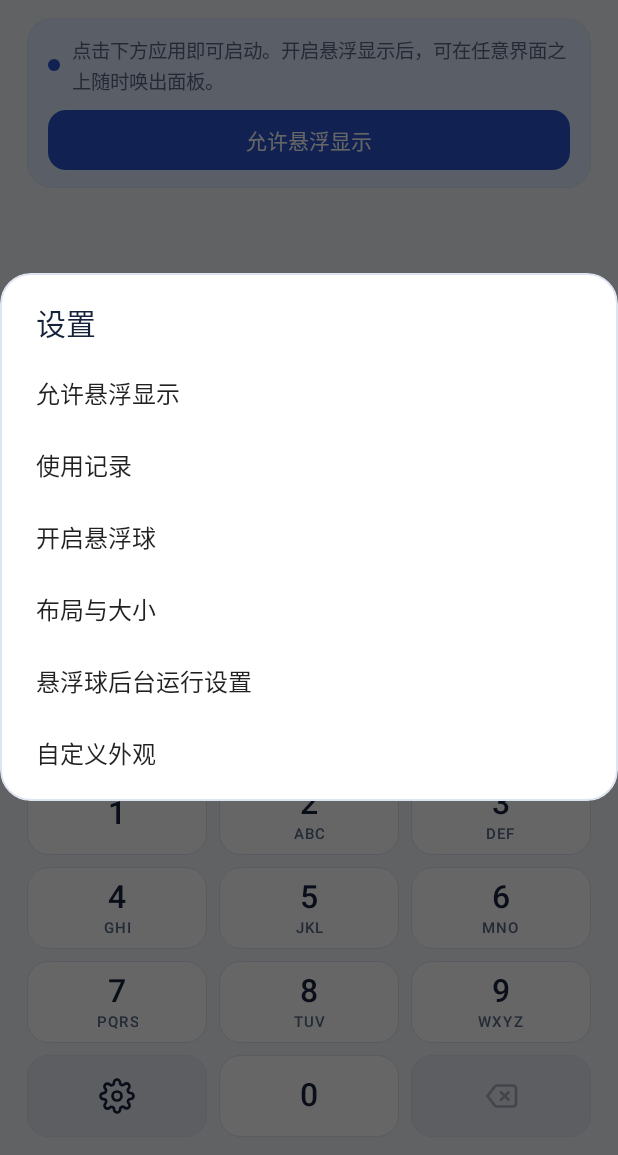
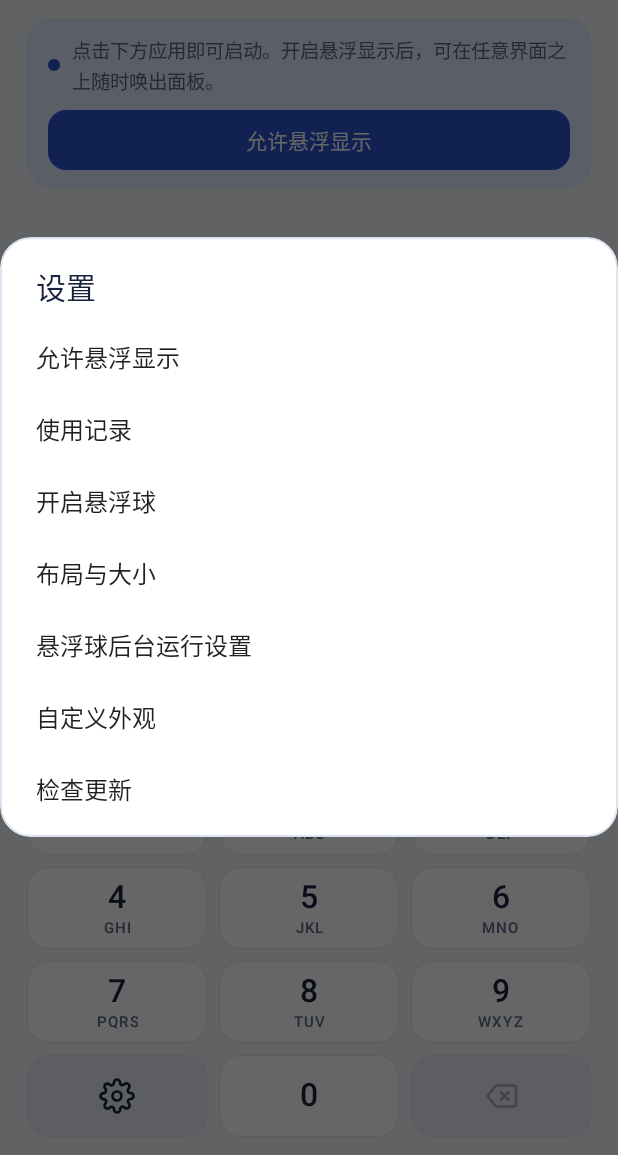
Before and after one commit to zhyipeng/sinan-android, an Android app: the screen it shows after launch (MainActivity), after a tap on "设置", on a phone screen of 412 x 824 dp, the part 81-1236 px from its top. Run offline under Robolectric (Android 15) with nearby library versions, the phone set to English and light mode, and no system bars; libraries missing offline, so code that uses them is left out: com.github.promeg.pinyinhelper.

Commit message:
发布司南正式 APK 并支持前台检查更新

```diff
--- a/app/src/main/AndroidManifest.xml
+++ b/app/src/main/AndroidManifest.xml
@@ -5,6 +5,7 @@
   <uses-permission android:name="android.permission.FOREGROUND_SERVICE_SPECIAL_USE" />
   <uses-permission android:name="android.permission.POST_NOTIFICATIONS" />
   <uses-permission android:name="android.permission.RECEIVE_BOOT_COMPLETED" />
+  <uses-permission android:name="android.permission.INTERNET" />
   <queries>
     <intent>
       <action android:name="android.intent.action.MAIN" />
--- a/app/src/main/java/dev/sinan/launcher/MainActivity.kt
+++ b/app/src/main/java/dev/sinan/launcher/MainActivity.kt
@@ -211,6 +211,7 @@ class MainActivity : Activity() {
 
     override fun onPause() {
         cancelBallRestore()
+        settingsActions.cancelUpdateCheck()
         super.onPause()
     }
 
@@ -219,6 +220,7 @@ class MainActivity : Activity() {
         cancelBallRestore()
         cancelBallRestore = (application as SinanApplication).ball.restoreWhenReady()
         if (::permission.isInitialized) {
+            settingsActions.checkForUpdates()
             val allowed = Settings.canDrawOverlays(this)
             permission.setText(if (allowed) R.string.open_panel else R.string.allow_overlay)
             description.setText(if (allowed) R.string.overlay_enabled else R.string.overlay_optional)
@@ -260,6 +262,7 @@ class MainActivity : Activity() {
                     getString(R.string.layout_settings),
                     getString(R.string.ball_background),
                     getString(R.string.appearance_images),
+                    getString(R.string.update_check),
                 ),
             ) { _, index ->
                 when (index) {
@@ -269,6 +272,7 @@ class MainActivity : Activity() {
                     3 -> settingsActions.showLayoutSettings()
                     4 -> settingsActions.showBallBackgroundSettings()
                     5 -> settingsActions.showCustomAppearance()
+                    6 -> settingsActions.checkForUpdates(manual = true)
                 }
             }.show()
     }
--- a/app/src/main/java/dev/sinan/launcher/PanelActivity.kt
+++ b/app/src/main/java/dev/sinan/launcher/PanelActivity.kt
@@ -146,6 +146,7 @@ class PanelActivity : Activity() {
 
     override fun onPause() {
         cancelBallRestore()
+        if (::settingsActions.isInitialized) settingsActions.cancelUpdateCheck()
         super.onPause()
     }
 
@@ -156,6 +157,7 @@ class PanelActivity : Activity() {
         if (::settingsPage.isInitialized) settingsPage.refresh()
         systemUiPending = false
         showPanel()
+        if (panel?.isShowing == true) settingsActions.checkForUpdates()
     }
 
     private fun showPanel() {
--- a/app/src/main/java/dev/sinan/launcher/SinanApplication.kt
+++ b/app/src/main/java/dev/sinan/launcher/SinanApplication.kt
@@ -8,6 +8,7 @@ import dev.sinan.launcher.ball.BallAppearanceStore
 import dev.sinan.launcher.ball.BallPositionStore
 import dev.sinan.launcher.ball.FloatingBallController
 import dev.sinan.launcher.ui.LayoutPreferencesStore
+import dev.sinan.launcher.update.UpdateChecker
 
 class SinanApplication : Application() {
     private val repository = lazy { AppRepository(this) }
@@ -19,6 +20,8 @@ class SinanApplication : Application() {
     val layoutPreferences by lazy { LayoutPreferencesStore(this) }
     val appearanceImages by lazy { AppearanceImageStore(this) }
 
+    internal val updates by lazy { UpdateChecker(this) }
+
     override fun onConfigurationChanged(newConfig: Configuration) {
         super.onConfigurationChanged(newConfig)
         if (repository.isInitialized()) apps.invalidate()
--- a/app/src/main/java/dev/sinan/launcher/ui/SettingsActions.kt
+++ b/app/src/main/java/dev/sinan/launcher/ui/SettingsActions.kt
@@ -12,10 +12,12 @@ import android.view.WindowManager
 import android.widget.LinearLayout
 import android.widget.ScrollView
 import android.widget.Toast
+import dev.sinan.launcher.BuildConfig
 import dev.sinan.launcher.R
 import dev.sinan.launcher.SinanApplication
 import dev.sinan.launcher.appearance.AppearanceImage
 import dev.sinan.launcher.ball.FloatingBallService
+import dev.sinan.launcher.update.UpdateChecker
 
 /** 两种宿主共享设置操作；面板中的确认窗沿用 Overlay 类型。 */
 class SettingsActions(
@@ -240,5 +242,54 @@ class SettingsActions(
         }
     }
 
+    private var updateRequestId = 0
+    private var checkingUpdate = false
+    private var checkingManually = false
+
+    fun cancelUpdateCheck() {
+        updateRequestId++
+        checkingUpdate = false
+    }
+
+    fun checkForUpdates(manual: Boolean = false) {
+        if (checkingUpdate && (!manual || checkingManually)) return
+        val requestId = ++updateRequestId
+        checkingUpdate = true
+        checkingManually = manual
+        if (manual) Toast.makeText(activity, R.string.update_checking, Toast.LENGTH_SHORT).show()
+        (activity.application as SinanApplication).updates.check(manual) { result ->
+            if (requestId != updateRequestId) return@check
+            checkingUpdate = false
+            if (activity.isFinishing || activity.isDestroyed || result == null) return@check
+            val release = result.getOrNull()
+            if (release != null) {
+                if (manual || !hasDialogs) showUpdate(release)
+            } else if (manual) {
+                val message = if (result.isSuccess) {
+                    activity.getString(R.string.update_current, BuildConfig.VERSION_NAME)
+                } else {
+                    activity.getString(R.string.update_failed)
+                }
+                Toast.makeText(activity, message, Toast.LENGTH_LONG).show()
+            }
+        }
+    }
+
+    private fun showUpdate(release: UpdateChecker.Release) {
+        dialogBuilder()
+            .setTitle(R.string.update_available)
+            .setMessage(activity.getString(R.string.update_available_message, BuildConfig.VERSION_NAME, release.version))
+            .setNegativeButton(R.string.update_later, null)
+            .setPositiveButton(R.string.update_download) { _, _ ->
+                try {
+                    beforeSystemUi()
+                    activity.startActivity(Intent(Intent.ACTION_VIEW, release.downloadUri).addCategory(Intent.CATEGORY_BROWSABLE))
+                } catch (_: ActivityNotFoundException) {
+                    onSystemUiFinished()
+                    Toast.makeText(activity, R.string.update_browser_failed, Toast.LENGTH_LONG).show()
+                }
+            }.showOwned()
+    }
+
     companion object { private const val BALL_NOTIFICATION_REQUEST = 210 }
 }
--- /dev/null
+++ b/app/src/main/java/dev/sinan/launcher/update/UpdateChecker.kt
@@ -0,0 +1,85 @@
+package dev.sinan.launcher.update
+
+import android.content.Context
+import android.net.Uri
+import android.os.Handler
+import android.os.Looper
+import dev.sinan.launcher.BuildConfig
+import org.json.JSONException
+import org.json.JSONObject
+import java.io.IOException
+import java.net.URL
+import java.util.concurrent.Executors
+import java.util.concurrent.TimeUnit
+import javax.net.ssl.HttpsURLConnection
+
+internal class UpdateChecker(private val context: Context) {
+    private val worker = Executors.newSingleThreadExecutor()
+    private val main = Handler(Looper.getMainLooper())
+
+    data class Release(val version: String, val downloadUri: Uri)
+
+    /** 返回 null 表示本次自动检查仍在冷却期。 */
+    fun check(manual: Boolean, onResult: (Result<Release?>?) -> Unit) {
+        worker.execute {
+            val preferences = context.getSharedPreferences("update-check", Context.MODE_PRIVATE)
+            val now = System.currentTimeMillis()
+            val elapsed = now - preferences.getLong("last-attempt", 0)
+            val result = if (!manual && elapsed in 0 until CHECK_INTERVAL_MS) {
+                null
+            } else {
+                preferences.edit().putLong("last-attempt", now).apply()
+                try {
+                    Result.success(fetchLatest())
+                } catch (error: IOException) {
+                    Result.failure(error)
+                } catch (error: JSONException) {
+                    Result.failure(error)
+                }
+            }
+            main.post { onResult(result) }
+        }
+    }
+
+    private fun fetchLatest(): Release? {
+        val connection = URL("https://api.github.com/repos/$REPOSITORY/releases/latest")
+            .openConnection() as HttpsURLConnection
+        try {
+            connection.connectTimeout = 5_000
+            connection.readTimeout = 5_000
+            connection.instanceFollowRedirects = false
+            connection.setRequestProperty("Accept", "application/vnd.github+json")
+            return when (connection.responseCode) {
+                200 -> connection.inputStream.bufferedReader(Charsets.UTF_8).use { parseRelease(JSONObject(it.readText())) }
+                404 -> null
+                else -> throw IOException("GitHub Releases 请求失败")
+            }
+        } finally {
+            connection.disconnect()
+        }
+    }
+
+    private fun parseRelease(response: JSONObject): Release? {
+        val tag = response.getString("tag_name")
+        if (!VERSION_TAG.matches(tag) || response.optBoolean("prerelease") || response.optBoolean("draft")) {
+            throw JSONException("发布版本无效")
+        }
+        val assets = response.getJSONArray("assets")
+        for (index in 0 until assets.length()) {
+            val asset = assets.getJSONObject(index)
+            if (asset.optString("state") != "uploaded") continue
+            val name = asset.getString("name")
+            val code = APK_NAME.matchEntire(name)?.groupValues?.get(1)?.toIntOrNull() ?: continue
+            if (code <= BuildConfig.VERSION_CODE) return null
+            return Release(tag.removePrefix("v"), Uri.parse("https://github.com/$REPOSITORY/releases/download/$tag/$name"))
+        }
+        throw JSONException("发布缺少 APK")
+    }
+
+    private companion object {
+        const val REPOSITORY = "zhyipeng/sinan-android"
+        val CHECK_INTERVAL_MS = TimeUnit.DAYS.toMillis(1)
+        val VERSION_TAG = Regex("""v[0-9]+\.[0-9]+\.[0-9]+""")
+        val APK_NAME = Regex("""sinan-([1-9][0-9]*)\.apk""")
+    }
+}
--- a/app/src/main/res/values/strings.xml
+++ b/app/src/main/res/values/strings.xml
@@ -87,4 +87,13 @@
   <string name="appearance_picker_failed">无法打开系统图片选择器</string>
   <string name="appearance_import_failed">无法导入图片，原外观已保留</string>
   <string name="appearance_reset_failed">无法恢复原外观，请重试</string>
+  <string name="update_check">检查更新</string>
+  <string name="update_checking">正在检查更新…</string>
+  <string name="update_current">已是最新版本（%1$s）</string>
+  <string name="update_failed">无法检查更新，请检查网络后重试</string>
+  <string name="update_available">发现新版本</string>
+  <string name="update_available_message">当前版本 %1$s，新版本 %2$s。请在浏览器下载 APK，打开已下载的文件并按 Android 提示确认安装。</string>
+  <string name="update_later">稍后</string>
+  <string name="update_download">前往下载</string>
+  <string name="update_browser_failed">找不到可打开下载链接的浏览器</string>
 </resources>
```
Also changed, not shown: app/build.gradle.kts (+6 -2 lines), app/src/main/java/dev/sinan/launcher/ui/SettingsPage.kt (+14 -0 lines), 9 other files.
